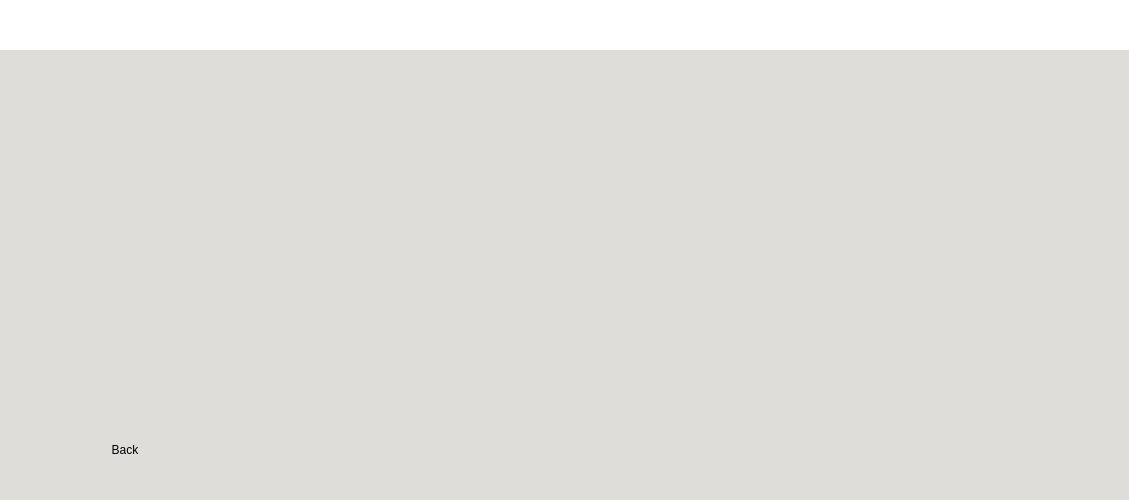
Old version of the form mainwindow.ui in the repository sCapiga/QT_UI.
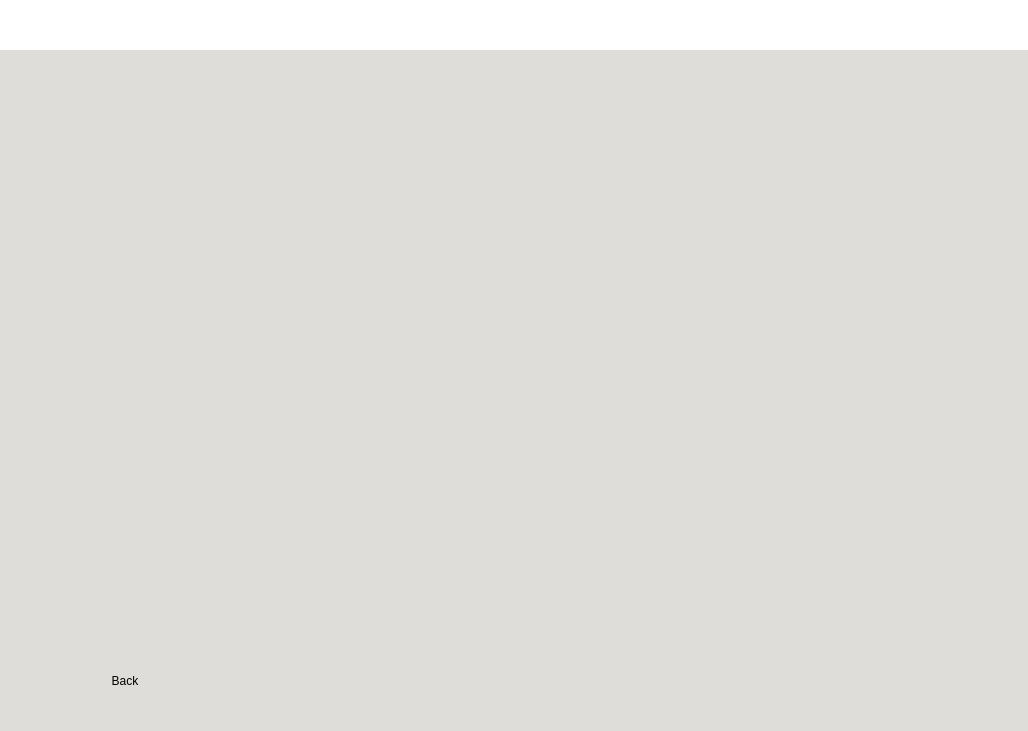
New version of the form. Icons and pictures are not drawn.

```diff
--- a/mainwindow.ui
+++ b/mainwindow.ui
@@ -6,8 +6,8 @@
    <rect>
     <x>0</x>
     <y>0</y>
-    <width>1129</width>
-    <height>500</height>
+    <width>1028</width>
+    <height>731</height>
    </rect>
   </property>
   <property name="windowTitle">
```
